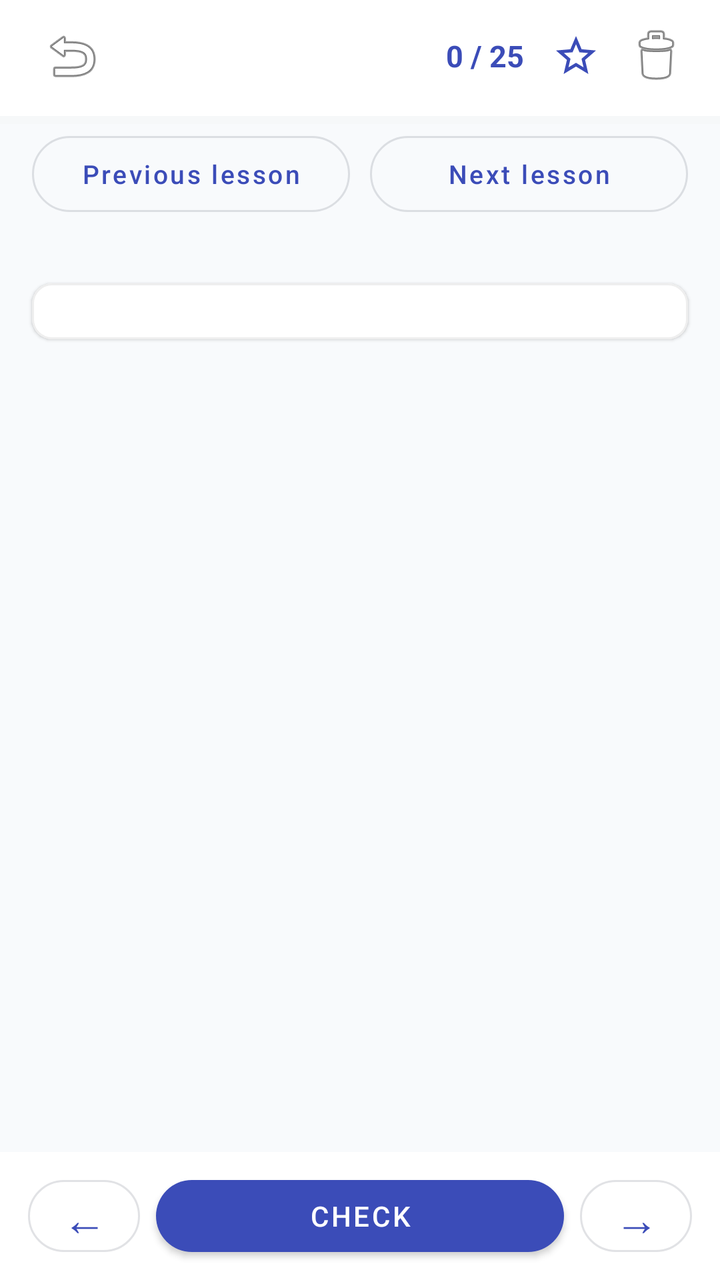
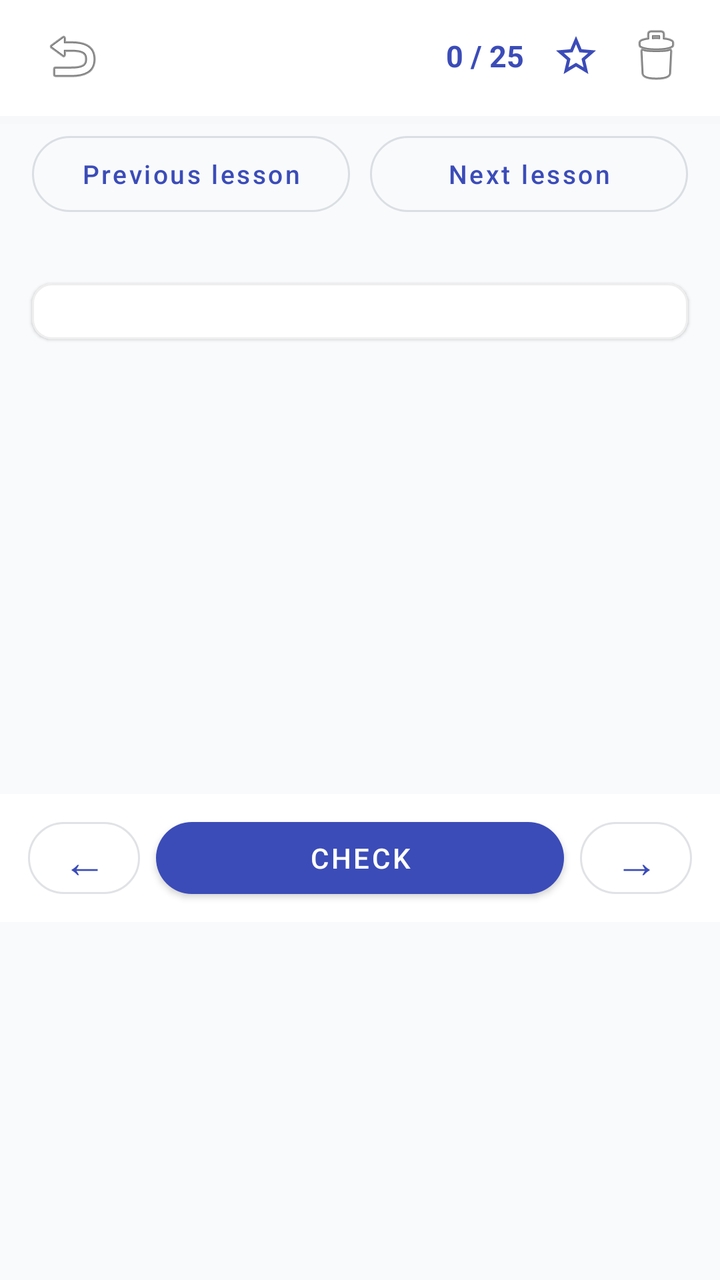

Before-and-after screenshots of an Android layout around one commit, followed by the original layout XML and the change that was made.
<!-- AndroidManifest.xml: application theme Theme.ParallelLingvoApp -->
<!-- res/layout/fragment_learn.xml -->
<?xml version="1.0" encoding="utf-8"?>
<androidx.constraintlayout.widget.ConstraintLayout
    xmlns:android="http://schemas.android.com/apk/res/android"
    xmlns:app="http://schemas.android.com/apk/res-auto"
    android:layout_width="match_parent"
    android:layout_height="match_parent"
    android:background="@color/colorBackground">

    
    <LinearLayout
        android:id="@+id/toolbar_row"
        android:layout_width="0dp"
        android:layout_height="58dp"
        android:orientation="vertical"
        android:gravity="center_vertical"
        android:background="@color/colorSurface"
        android:paddingHorizontal="12dp"
        android:paddingTop="4dp"
        android:paddingBottom="6dp"
        app:layout_constraintTop_toTopOf="parent"
        app:layout_constraintStart_toStartOf="parent"
        app:layout_constraintEnd_toEndOf="parent">

        <LinearLayout
            android:layout_width="match_parent"
            android:layout_height="wrap_content"
            android:gravity="center_vertical"
            android:orientation="horizontal"
            android:visibility="gone">

            <com.google.android.material.button.MaterialButton
                android:id="@+id/btn_prev_lesson_toolbar_unused"
                style="@style/Widget.MaterialComponents.Button.TextButton"
                android:layout_width="wrap_content"
                android:layout_height="40dp"
                android:minWidth="44dp"
                android:insetTop="0dp"
                android:insetBottom="0dp"
                android:paddingHorizontal="6dp"
                android:text="‹"
                android:textSize="22sp"
                android:contentDescription="@string/prev_lesson" />

            <TextView
                android:id="@+id/tv_lesson_title_toolbar_unused"
                android:layout_width="0dp"
                android:layout_weight="1"
                android:layout_height="wrap_content"
                android:ellipsize="end"
                android:gravity="center"
                android:maxLines="1"
                android:singleLine="true"
                android:textColor="@color/colorOnBackground"
                android:textSize="19sp"
                android:textStyle="bold" />

            <com.google.android.material.button.MaterialButton
                android:id="@+id/btn_next_lesson_toolbar_unused"
                style="@style/Widget.MaterialComponents.Button.TextButton"
                android:layout_width="wrap_content"
                android:layout_height="40dp"
                android:minWidth="44dp"
                android:insetTop="0dp"
                android:insetBottom="0dp"
                android:paddingHorizontal="6dp"
                android:text="›"
                android:textSize="22sp"
                android:contentDescription="@string/next_lesson" />
        </LinearLayout>

        <LinearLayout
            android:layout_width="match_parent"
            android:layout_height="48dp"
            android:gravity="center_vertical"
            android:orientation="horizontal">

            <ImageButton
                android:id="@+id/btn_back"
                android:layout_width="48dp"
                android:layout_height="48dp"
                android:background="?attr/selectableItemBackgroundBorderless"
                android:contentDescription="@string/back"
                android:src="@android:drawable/ic_menu_revert" />

            <TextView
                android:id="@+id/tv_lesson_title"
                android:layout_width="0dp"
                android:layout_weight="1"
                android:layout_height="wrap_content"
                android:ellipsize="end"
                android:gravity="center"
                android:maxLines="1"
                android:singleLine="true"
                android:textColor="@color/colorOnBackground"
                android:textSize="18sp"
                android:textStyle="bold" />

            <Space
                android:layout_width="8dp"
                android:layout_height="1dp"
                android:layout_weight="0" />

            <LinearLayout
                android:id="@+id/daily_goal_row"
                android:layout_width="wrap_content"
                android:layout_height="40dp"
                android:gravity="center_vertical"
                android:orientation="horizontal">

                <TextView
                    android:id="@+id/tv_daily_goal"
                    android:layout_width="wrap_content"
                    android:layout_height="wrap_content"
                    android:gravity="center"
                    android:text="0 / 25"
                    android:textColor="@color/colorPrimary"
                    android:textSize="15sp"
                    android:textStyle="bold" />

                <TextView
                    android:id="@+id/tv_daily_status"
                    android:layout_width="wrap_content"
                    android:layout_height="wrap_content"
                    android:layout_marginStart="6dp"
                    android:textColor="@color/colorTextSecondary"
                    android:textSize="12sp" />

                <ImageButton android:id="@+id/btn_daily_pause" android:layout_width="32dp"
                    android:layout_height="32dp" android:background="?attr/selectableItemBackgroundBorderless"
                    android:padding="5dp" android:src="@drawable/ic_pause_24"
                    android:contentDescription="@string/pause" android:visibility="gone" />
                <ImageButton android:id="@+id/btn_daily_restart" android:layout_width="32dp"
                    android:layout_height="32dp" android:background="?attr/selectableItemBackgroundBorderless"
                    android:padding="5dp" android:src="@drawable/ic_restart_24"
                    android:contentDescription="@string/restart_timer" android:visibility="gone" />
            </LinearLayout>

            <ImageButton
                android:id="@+id/btn_difficult"
                android:layout_width="40dp"
                android:layout_height="44dp"
                android:background="?attr/selectableItemBackgroundBorderless"
                android:contentDescription="@string/add_to_difficult"
                android:padding="8dp"
                android:src="@drawable/ic_star_border_24"
                app:tint="@color/colorPrimary" />

            <ImageButton
                android:id="@+id/btn_delete_word"
                android:layout_width="40dp"
                android:layout_height="44dp"
                android:background="?attr/selectableItemBackgroundBorderless"
                android:contentDescription="@string/delete_word"
                android:padding="8dp"
                android:src="@android:drawable/ic_menu_delete" />
        </LinearLayout>

    </LinearLayout>

    
    <ProgressBar
        android:id="@+id/progress_bar2"
        style="@style/Widget.AppCompat.ProgressBar.Horizontal"
        android:layout_width="0dp"
        android:layout_height="4dp"
        android:progress="0"
        android:progressTint="@color/colorSecondary"
        android:progressBackgroundTint="@color/colorDivider"
        app:layout_constraintTop_toBottomOf="@id/toolbar_row"
        app:layout_constraintStart_toStartOf="parent"
        app:layout_constraintEnd_toEndOf="parent" />

    
    <ProgressBar
        android:id="@+id/progress_bar"
        android:layout_width="wrap_content"
        android:layout_height="wrap_content"
        android:visibility="gone"
        app:layout_constraintTop_toTopOf="parent"
        app:layout_constraintBottom_toBottomOf="parent"
        app:layout_constraintStart_toStartOf="parent"
        app:layout_constraintEnd_toEndOf="parent" />

    
    <androidx.constraintlayout.widget.ConstraintLayout
        android:id="@+id/content_group"
        android:layout_width="0dp"
        android:layout_height="0dp"
        app:layout_constraintTop_toBottomOf="@id/progress_bar2"
        app:layout_constraintBottom_toBottomOf="parent"
        app:layout_constraintStart_toStartOf="parent"
        app:layout_constraintEnd_toEndOf="parent">

        <LinearLayout
            android:id="@+id/lesson_nav_row"
            android:layout_width="0dp"
            android:layout_height="44dp"
            android:gravity="center"
            android:orientation="horizontal"
            android:paddingHorizontal="16dp"
            android:paddingTop="6dp"
            app:layout_constraintTop_toTopOf="parent"
            app:layout_constraintStart_toStartOf="parent"
            app:layout_constraintEnd_toEndOf="parent">

            <com.google.android.material.button.MaterialButton
                android:id="@+id/btn_prev_lesson"
                style="@style/Widget.MaterialComponents.Button.OutlinedButton"
                android:layout_width="0dp"
                android:layout_height="38dp"
                android:layout_weight="1"
                android:insetTop="0dp"
                android:insetBottom="0dp"
                android:text="@string/prev_lesson"
                android:textAllCaps="false"
                android:textSize="13sp"
                android:contentDescription="@string/prev_lesson" />

            <Space
                android:layout_width="10dp"
                android:layout_height="1dp" />

            <com.google.android.material.button.MaterialButton
                android:id="@+id/btn_next_lesson"
                style="@style/Widget.MaterialComponents.Button.OutlinedButton"
                android:layout_width="0dp"
                android:layout_height="38dp"
                android:layout_weight="1"
                android:insetTop="0dp"
                android:insetBottom="0dp"
                android:text="@string/next_lesson"
                android:textAllCaps="false"
                android:textSize="13sp"
                android:contentDescription="@string/next_lesson" />
        </LinearLayout>

        <LinearLayout
            android:id="@+id/lang_progress_row"
            android:layout_width="0dp"
            android:layout_height="wrap_content"
            android:gravity="center_vertical"
            android:orientation="horizontal"
            android:paddingHorizontal="16dp"
            android:paddingTop="6dp"
            android:paddingBottom="6dp"
            app:layout_constraintTop_toBottomOf="@id/lesson_nav_row"
            app:layout_constraintStart_toStartOf="parent"
            app:layout_constraintEnd_toEndOf="parent">

            <HorizontalScrollView
                android:layout_width="0dp"
                android:layout_height="wrap_content"
                android:layout_weight="1"
                android:scrollbars="none"
                android:overScrollMode="never">

                <com.google.android.material.chip.ChipGroup
                    android:id="@+id/chip_group_lang"
                    android:layout_width="wrap_content"
                    android:layout_height="wrap_content"
                    app:singleLine="true"
                    app:singleSelection="true" />
            </HorizontalScrollView>

            <TextView
                android:id="@+id/tv_progress"
                android:layout_width="wrap_content"
                android:layout_height="wrap_content"
                android:layout_marginStart="8dp"
                android:textColor="@color/colorTextSecondary"
                android:textSize="13sp" />
        </LinearLayout>

        
        <com.google.android.material.card.MaterialCardView
            android:id="@+id/card_word"
            android:layout_width="0dp"
            android:layout_height="wrap_content"
            android:layout_marginHorizontal="16dp"
            android:layout_marginTop="6dp"
            app:cardCornerRadius="10dp"
            app:strokeWidth="1dp"
            app:strokeColor="@color/colorDivider"
            app:cardElevation="1dp"
            app:layout_constraintTop_toBottomOf="@id/lang_progress_row"
            app:layout_constraintStart_toStartOf="parent"
            app:layout_constraintEnd_toEndOf="parent">

            <LinearLayout
                android:layout_width="match_parent"
                android:layout_height="wrap_content"
                android:orientation="vertical"
                android:paddingHorizontal="14dp"
                android:paddingVertical="14dp">

                
                <LinearLayout
                    android:id="@+id/lang_rows_container"
                    android:layout_width="match_parent"
                    android:layout_height="wrap_content"
                    android:orientation="vertical" />

                <TextView
                    android:id="@+id/tv_example"
                    android:layout_width="match_parent"
                    android:layout_height="wrap_content"
                    android:layout_marginTop="14dp"
                    android:textSize="18sp"
                    android:textStyle="italic"
                    android:textColor="@color/colorTextSecondary"
                    android:visibility="gone" />
            </LinearLayout>
        </com.google.android.material.card.MaterialCardView>

        
        <androidx.recyclerview.widget.RecyclerView
            android:id="@+id/rv_answer_slots"
            android:layout_width="0dp"
            android:layout_height="wrap_content"
            android:layout_marginHorizontal="14dp"
            android:layout_marginTop="8dp"
            android:minHeight="38dp"
            app:layout_constraintTop_toBottomOf="@id/card_word"
            app:layout_constraintStart_toStartOf="parent"
            app:layout_constraintEnd_toEndOf="parent" />

        
        <androidx.recyclerview.widget.RecyclerView
            android:id="@+id/rv_letters"
            android:layout_width="0dp"
            android:layout_height="0dp"
            android:layout_marginHorizontal="14dp"
            android:layout_marginTop="2dp"
            android:layout_marginBottom="4dp"
            app:layout_constraintTop_toBottomOf="@id/rv_answer_slots"
            app:layout_constraintBottom_toTopOf="@id/buttons_row"
            app:layout_constraintStart_toStartOf="parent"
            app:layout_constraintEnd_toEndOf="parent" />

        
        <LinearLayout
            android:id="@+id/buttons_row"
            android:layout_width="0dp"
            android:layout_height="wrap_content"
            android:orientation="horizontal"
            android:background="@color/colorSurface"
            android:paddingHorizontal="14dp"
            android:paddingVertical="8dp"
            android:gravity="center"
            app:layout_constraintBottom_toBottomOf="parent"
            app:layout_constraintStart_toStartOf="parent"
            app:layout_constraintEnd_toEndOf="parent">

            <com.google.android.material.button.MaterialButton
                android:id="@+id/btn_prev"
                android:layout_width="56dp"
                android:layout_height="48dp"
                android:text="←"
                android:textSize="22sp"
                style="@style/Widget.MaterialComponents.Button.OutlinedButton" />

            <com.google.android.material.button.MaterialButton
                android:id="@+id/btn_check"
                android:layout_width="0dp"
                android:layout_weight="2"
                android:layout_height="48dp"
                android:layout_marginHorizontal="8dp"
                android:text="@string/btn_check" />

            <com.google.android.material.button.MaterialButton
                android:id="@+id/btn_next"
                android:layout_width="56dp"
                android:layout_height="48dp"
                android:text="→"
                android:textSize="22sp"
                style="@style/Widget.MaterialComponents.Button.OutlinedButton" />
        </LinearLayout>

    </androidx.constraintlayout.widget.ConstraintLayout>

</androidx.constraintlayout.widget.ConstraintLayout>
<!-- resources referenced by this layout -->
<resources>
  <color name="colorBackground">#F8FAFC</color>
  <color name="colorDivider">#EEEEEE</color>
  <color name="colorOnBackground">#0F172A</color>
  <color name="colorPrimary">#3B4CB8</color>
  <color name="colorSecondary">#F0179B</color>
  <color name="colorSurface">#FFFFFF</color>
  <color name="colorTextSecondary">#596579</color>
  <!-- drawable ic_pause_24 (drawable) -->
  <vector xmlns:android="http://schemas.android.com/apk/res/android"
      android:width="24dp"
      android:height="24dp"
      android:viewportWidth="24"
      android:viewportHeight="24">
      <path
          android:fillColor="@color/colorPrimary"
          android:pathData="M6,5h4v14H6zM14,5h4v14h-4z" />
  </vector>
  <!-- drawable ic_restart_24 (drawable) -->
  <vector xmlns:android="http://schemas.android.com/apk/res/android"
      android:width="24dp"
      android:height="24dp"
      android:viewportWidth="24"
      android:viewportHeight="24">
      <path
          android:fillColor="@color/colorPrimary"
          android:pathData="M12,5c-2.2,0 -4.17,1.02 -5.45,2.61L4,5.06V12h6.94L7.96,9.02C8.87,7.8 10.33,7 12,7c2.76,0 5,2.24 5,5s-2.24,5 -5,5c-1.86,0 -3.48,-1.02 -4.34,-2.53l-1.73,1C7.14,17.58 9.4,19 12,19c3.87,0 7,-3.13 7,-7s-3.13,-7 -7,-7z" />
  </vector>
  <!-- drawable ic_star_border_24 (drawable) -->
  <vector xmlns:android="http://schemas.android.com/apk/res/android"
      android:width="24dp"
      android:height="24dp"
      android:viewportWidth="24"
      android:viewportHeight="24">
      <path
          android:fillColor="@android:color/white"
          android:pathData="M22,9.24l-7.19,-0.62L12,2 9.19,8.63 2,9.24l5.46,4.73L5.82,21 12,17.27 18.18,21l-1.63,-7.03zM12,15.4l-3.76,2.27 1,-4.28 -3.32,-2.88 4.38,-0.38L12,6.1l1.71,4.04 4.38,0.38 -3.32,2.88 1,4.28z" />
  </vector>
  <string name="add_to_difficult">Add to difficult words</string>
  <string name="back">Back</string>
  <string name="btn_check">Check</string>
  <string name="delete_word">Delete word</string>
  <string name="next_lesson">Next lesson</string>
  <string name="pause">Pause</string>
  <string name="prev_lesson">Previous lesson</string>
  <string name="restart_timer">Restart timer</string>
  <color name="colorPrimaryDark">#17092B</color>
  <color name="colorOnPrimary">#FFFFFF</color>
  <color name="colorOnSecondary">#FFFFFF</color>
  <color name="colorError">#E11D48</color>
  <style name="ShapeAppearance.ParallelLingvo.SmallComponent" parent="ShapeAppearance.MaterialComponents.SmallComponent">
          <item name="cornerFamily">rounded</item>
          <item name="cornerSize">50%</item>
      </style>
  <style name="ShapeAppearance.ParallelLingvo.MediumComponent" parent="ShapeAppearance.MaterialComponents.MediumComponent">
          <item name="cornerFamily">rounded</item>
          <item name="cornerSize">16dp</item>
      </style>
  <!-- unchanged entries left out for length: 1 -->
</resources>

<!-- the commit's change to res/layout/fragment_learn.xml (unified diff, before → after) -->
@@ -182,14 +182,19 @@
         app:layout_constraintEnd_toEndOf="parent" />
 
     
-    <androidx.constraintlayout.widget.ConstraintLayout
-        android:id="@+id/content_group"
-        android:layout_width="0dp"
-        android:layout_height="0dp"
+    <androidx.core.widget.NestedScrollView
+        android:id="@+id/lesson_scroll"
+        android:layout_width="0dp" android:layout_height="0dp"
+        android:fillViewport="true"
         app:layout_constraintTop_toBottomOf="@id/progress_bar2"
         app:layout_constraintBottom_toBottomOf="parent"
         app:layout_constraintStart_toStartOf="parent"
         app:layout_constraintEnd_toEndOf="parent">
+    
+    <androidx.constraintlayout.widget.ConstraintLayout
+        android:id="@+id/content_group"
+        android:layout_width="match_parent"
+        android:layout_height="wrap_content">
 
         <LinearLayout
             android:id="@+id/lesson_nav_row"
@@ -272,6 +277,13 @@
         </LinearLayout>
 
         
+        <FrameLayout android:id="@+id/ad_container"
+            android:layout_width="0dp" android:layout_height="wrap_content"
+            android:visibility="gone"
+            app:layout_constraintTop_toBottomOf="@id/lang_progress_row"
+            app:layout_constraintStart_toStartOf="parent"
+            app:layout_constraintEnd_toEndOf="parent" />
+
         <com.google.android.material.card.MaterialCardView
             android:id="@+id/card_word"
             android:layout_width="0dp"
@@ -282,7 +294,7 @@
             app:strokeWidth="1dp"
             app:strokeColor="@color/colorDivider"
             app:cardElevation="1dp"
-            app:layout_constraintTop_toBottomOf="@id/lang_progress_row"
+            app:layout_constraintTop_toBottomOf="@id/ad_container"
             app:layout_constraintStart_toStartOf="parent"
             app:layout_constraintEnd_toEndOf="parent">
 
@@ -328,12 +340,12 @@
         <androidx.recyclerview.widget.RecyclerView
             android:id="@+id/rv_letters"
             android:layout_width="0dp"
-            android:layout_height="0dp"
+            android:layout_height="wrap_content"
+            android:nestedScrollingEnabled="false"
             android:layout_marginHorizontal="14dp"
             android:layout_marginTop="2dp"
             android:layout_marginBottom="4dp"
             app:layout_constraintTop_toBottomOf="@id/rv_answer_slots"
-            app:layout_constraintBottom_toTopOf="@id/buttons_row"
             app:layout_constraintStart_toStartOf="parent"
             app:layout_constraintEnd_toEndOf="parent" />
 
@@ -347,6 +359,7 @@
             android:paddingHorizontal="14dp"
             android:paddingVertical="8dp"
             android:gravity="center"
+            app:layout_constraintTop_toBottomOf="@id/rv_letters"
             app:layout_constraintBottom_toBottomOf="parent"
             app:layout_constraintStart_toStartOf="parent"
             app:layout_constraintEnd_toEndOf="parent">
@@ -378,4 +391,5 @@
 
     </androidx.constraintlayout.widget.ConstraintLayout>
 
+    </androidx.core.widget.NestedScrollView>
 </androidx.constraintlayout.widget.ConstraintLayout>
